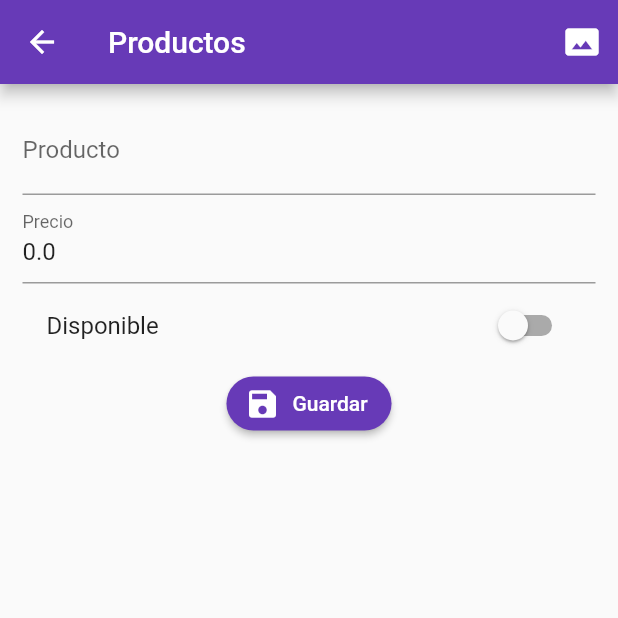
After one commit to infraarhtur/form_validation, a Flutter app: the HomePage screen opened by its route, after a tap on the "add" icon, on a phone screen of 412 x 824 dp, the top half of it. The commit adds this screen. Run offline on Flutter 3.47's test engine with Material 2 defaults, Android fonts, the phone set to English and light mode, and no system bars; our stand-ins replace rxdart; network calls fail.

Commit message:
video 219

```diff
--- a/lib/main.dart
+++ b/lib/main.dart
@@ -2,6 +2,7 @@ import 'package:flutter/material.dart';
 import 'package:form_validation/src/blocs/provider.dart';
 import 'package:form_validation/src/pages/home_page.dart';
 import 'package:form_validation/src/pages/login_page.dart';
+import 'package:form_validation/src/pages/producto_page.dart';
 
 void main() => runApp(MyApp());
 
@@ -16,6 +17,7 @@ class MyApp extends StatelessWidget {
       routes: {
         'login' : (BuildContext context) => LoginPage(),
         'home'  : (BuildContext context) => HomePage(),
+        'producto'  : (BuildContext context) =>ProductoPage(),
       },
     theme: ThemeData(
       primaryColor: Colors.deepPurple
--- /dev/null
+++ b/lib/src/models/producto_model.dart
@@ -0,0 +1,41 @@
+// To parse this JSON data, do
+//
+//     final productoModel = productoModelFromJson(jsonString);
+
+import 'dart:convert';
+
+ProductoModel productoModelFromJson(String str) => ProductoModel.fromJson(json.decode(str));
+
+String productoModelToJson(ProductoModel data) => json.encode(data.toJson());
+
+class ProductoModel {
+    String id;
+    String titulo;
+    double valor;
+    bool disponible;
+    String fotoUrl;
+
+    ProductoModel({
+        this.id,
+        this.titulo='',
+        this.valor=0.0,
+        this.disponible=false,
+        this.fotoUrl ='',
+    });
+
+    factory ProductoModel.fromJson(Map<String, dynamic> json) => ProductoModel(
+        id: json["id"],
+        titulo: json["titulo"],
+        valor: json["valor"],
+        disponible: json["disponible"],
+        fotoUrl: json["fotoUrl"],
+    );
+
+    Map<String, dynamic> toJson() => {
+        "id": id,
+        "titulo": titulo,
+        "valor": valor,
+        "disponible": disponible,
+        "fotoUrl": fotoUrl,
+    };
+}
--- a/lib/src/pages/home_page.dart
+++ b/lib/src/pages/home_page.dart
@@ -1,30 +1,67 @@
 import 'package:flutter/material.dart';
 import 'package:form_validation/src/blocs/provider.dart';
+import 'package:form_validation/src/models/producto_model.dart';
+import 'package:form_validation/src/providers/productos_providers.dart';
 
 class HomePage extends StatelessWidget {
-
-
+  final productosProvider = new ProductosProvider();
 
   @override
   Widget build(BuildContext context) {
-   final bloc = Provider.of(context);
+    final bloc = Provider.of(context);
 
     return Scaffold(
-      appBar: AppBar(
-        title:Text('home')
+      appBar: AppBar(title: Text('home')),
+      body: _crearListado(context),
+      floatingActionButton: _crearBoton(context),
+    );
+  }
+
+  Widget _crearBoton(BuildContext context) {
+    return FloatingActionButton(
+        child: Icon(Icons.add),
+        backgroundColor: Colors.deepPurple,
+        onPressed: () {
+          Navigator.pushNamed(context, 'producto');
+        });
+  }
+
+  Widget _crearListado(BuildContext context) {
+    return FutureBuilder(
+        future: productosProvider.cargarProductos(),
+        builder: (BuildContext context,
+            AsyncSnapshot<List<ProductoModel>> snapshot) {
+          if (snapshot.hasData) {
+            final productos = snapshot.data;
+            return ListView.builder(
+              itemCount: productos.length,
+              itemBuilder: (context, i) => _crearItem(context, productos[i]),
+            );
+          } else {
+            return Center(
+              child: CircularProgressIndicator(),
+            );
+          }
+        });
+  }
+
+  Widget _crearItem(BuildContext context, ProductoModel producto) {
+    return Dismissible(
+      key: UniqueKey(),
+      background: Container(
+        color: Colors.red,
       ),
+      onDismissed:(direccion){
 
-      body: Column(
-          crossAxisAlignment: CrossAxisAlignment.center,
-          mainAxisAlignment: MainAxisAlignment.center,
-          children: <Widget>[
-            Text('Email:${bloc.email}'),
-            Divider(),
-             Text('Password:${bloc.password}'),
-
-          ],
-        ),
-
+      productosProvider.borrarProducto(producto.id);
+      } ,
+      child: ListTile(
+        title: Text('${producto.titulo}-${producto.valor} '),
+        subtitle: Text('${producto.id}'),
+        onTap: () {
+          Navigator.pushNamed(context, 'producto');
+        },
+      ),
     );
   }
 }
--- /dev/null
+++ b/lib/src/pages/producto_page.dart
@@ -0,0 +1,126 @@
+import 'package:flutter/material.dart';
+import 'package:form_validation/src/models/producto_model.dart';
+import 'package:form_validation/src/providers/productos_providers.dart';
+import 'package:form_validation/src/utils/utils.dart' as utils;
+
+class ProductoPage extends StatefulWidget {
+  @override
+  _ProductoPageState createState() => _ProductoPageState();
+}
+
+class _ProductoPageState extends State<ProductoPage> {
+  final productoProvider = new ProductosProvider();
+  final formKey = GlobalKey<FormState>();
+
+  ProductoModel producto = new ProductoModel();
+
+  @override
+  Widget build(BuildContext context) {
+    return Scaffold(
+      appBar: AppBar(
+        title: Text('Productos'),
+        actions: <Widget>[
+          IconButton(
+              icon: Icon(Icons.photo_size_select_actual), onPressed: () {})
+        ],
+      ),
+      body: SingleChildScrollView(
+        // controller: controller,
+        child: Container(
+          padding: EdgeInsets.all(15.0),
+          child: Form(
+              key: formKey,
+              child: Column(
+                children: <Widget>[
+                  _crearNombre(),
+                  _crearPrecio(),
+                  _crearDisponible(),
+                  _crearBoton()
+                ],
+              )),
+        ),
+      ),
+    );
+  }
+
+  Widget _crearNombre() {
+    return TextFormField(
+      initialValue: producto.titulo,
+      textCapitalization: TextCapitalization.sentences,
+      decoration: InputDecoration(labelText: 'Producto'),
+        onSaved: (value) => producto.titulo = value,
+      validator: (value) {
+        if (value.length <= 3) {
+          return 'ingrese un nombre del producto  con mas caracteres';
+        } else {
+          return null;
+        }
+      },
+    );
+  }
+
+  Widget _crearPrecio() {
+    return TextFormField(
+      initialValue: producto.valor.toString(),
+      keyboardType: TextInputType.numberWithOptions(decimal: true),
+      decoration: InputDecoration(labelText: 'Precio'),
+      onSaved: (value) => producto.valor = double.parse(value) ,
+      validator: (value) {
+        if (utils.isNumeric(value)) {
+          return null;
+        } else {
+          return 'solo numeros';
+        }
+      },
+    );
+  }
+
+
+
+   Widget _crearDisponible() {
+
+return SwitchListTile(
+
+  value: producto.disponible,
+  activeColor: Colors.deepPurple,
+  title:Text('Disponible') ,
+
+ onChanged:(value) {
+   setState(() {
+     producto.disponible = value;
+   });
+ },
+ );
+
+   }
+
+  Widget _crearBoton() {
+    return RaisedButton.icon(
+      color: Colors.deepPurple,
+      textColor: Colors.white,
+      shape: RoundedRectangleBorder(borderRadius: BorderRadius.circular(20.0)),
+      icon: Icon(Icons.save),
+      label: Text('Guardar'),
+      onPressed: () {
+        _submit();
+      },
+    );
+  }
+
+
+
+
+  void _submit() {
+    if (!formKey.currentState.validate()) return;
+
+    formKey.currentState.save(); // dispara el onsave hace el guardado en el objeto producto
+
+    print('todo ok');
+    print(producto.titulo);
+     print(producto.valor);
+      print(producto.disponible);
+
+productoProvider.crearProducto(producto);
+
+  }
+}
--- /dev/null
+++ b/lib/src/providers/productos_providers.dart
@@ -0,0 +1,43 @@
+import 'dart:convert';
+import 'package:form_validation/src/models/producto_model.dart';
+import 'package:http/http.dart' as http;
+
+class ProductosProvider {
+  final String _url = 'https://flutter-varios-44c2d.firebaseio.com';
+
+  Future<bool> crearProducto(ProductoModel producto) async {
+    final url = '$_url/productos.json';
+
+    final res = await http.post(url, body: productoModelToJson(producto));
+
+    final decodeData = json.decode(res.body);
+    print(decodeData);
+    return true;
+  }
+
+  Future<List<ProductoModel>> cargarProductos() async {
+    final url = '$_url/productos.json';
+    final res = await http.get(url);
+    final Map<String, dynamic> decodeData = json.decode(res.body);
+
+    final List<ProductoModel> productos = new List();
+    if (decodeData == null) return [];
+
+    decodeData.forEach((id, prod) {
+      final prodTemp = ProductoModel.fromJson(prod);
+      prodTemp.id = id;
+      productos.add(prodTemp);
+    });
+    return productos;
+  }
+
+Future<int> borrarProducto(String id) async{
+
+ final url = '$_url/productos/$id.json';
+final res = await http.delete(url);
+print(res.body);
+return 1;
+
+}
+
+}
--- /dev/null
+++ b/lib/src/utils/utils.dart
@@ -0,0 +1,10 @@
+
+
+bool isNumeric(String s){
+
+  if(s.isEmpty) return false;
+  final n = num.tryParse(s);
+
+  return (n== null)? false: true;
+
+}
--- a/pubspec.yaml
+++ b/pubspec.yaml
@@ -24,6 +24,7 @@ dependencies:
   # Use with the CupertinoIcons class for iOS style icons.
   cupertino_icons: ^0.1.2
   rxdart: ^0.23.1
+  http:
 
 dev_dependencies:
   flutter_test:
```
Also changed, not shown: pubspec.lock.
